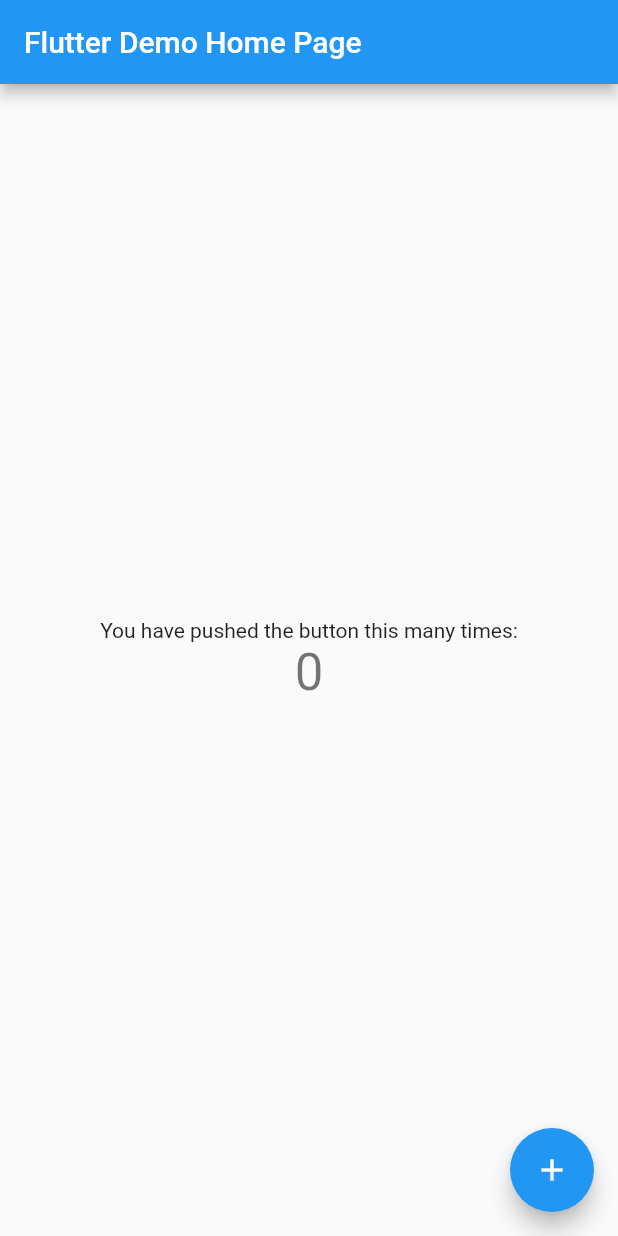
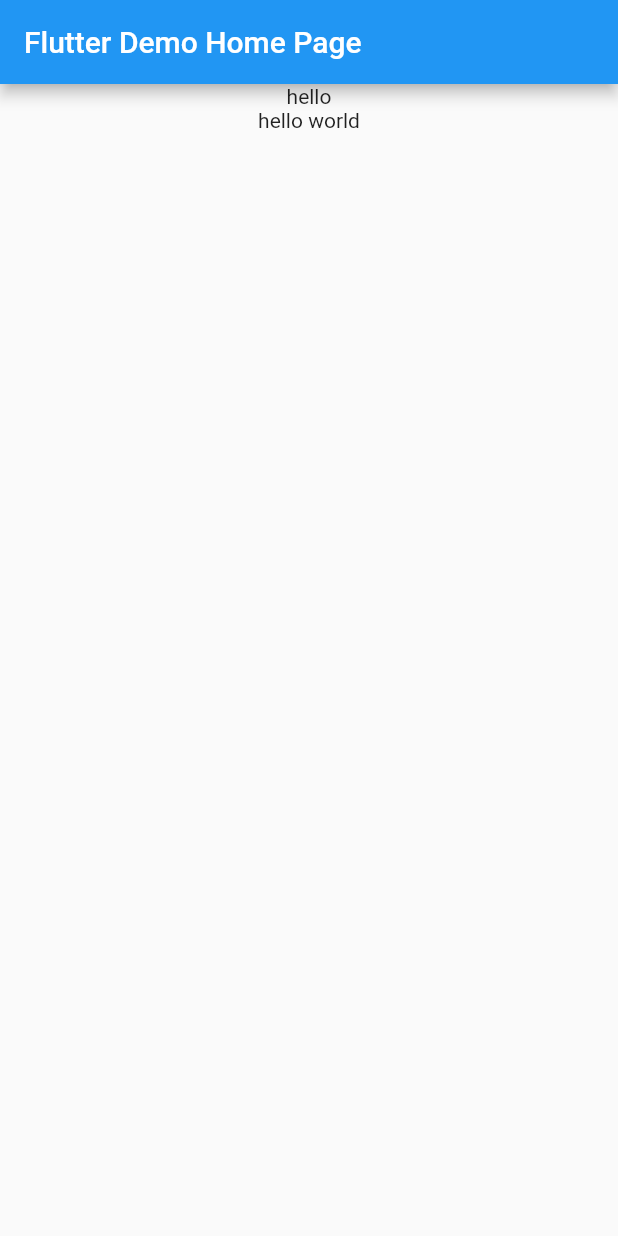
Before and after one commit to bluesky15/flutter_base, a Flutter app: the screen it shows after launch, on a phone screen of 412 x 824 dp. Run offline on Flutter 3.47's test engine with Material 2 defaults, Android fonts, the phone set to English and light mode, and no system bars; our stand-ins replace freezed_annotation, visibility_detector.

```diff
--- a/lib/main.dart
+++ b/lib/main.dart
@@ -1,4 +1,6 @@
 import 'package:flutter/material.dart';
+import 'package:flutter_base/helper.dart';
+import 'package:visibility_detector/visibility_detector.dart';
 
 void main() {
   runApp(const MyApp());
@@ -29,11 +31,14 @@ class MyHomePage extends StatefulWidget {
 }
 
 class _MyHomePageState extends State<MyHomePage> {
-  int _counter = 0;
+  final containerKey = GlobalKey();
+  final contkey = GlobalKey();
+  final containerKey2 = GlobalKey();
+  var isVisible = true;
 
-  void _incrementCounter() {
+  changeState() {
     setState(() {
-      _counter++;
+      isVisible = false;
     });
   }
 
@@ -44,24 +49,56 @@ class _MyHomePageState extends State<MyHomePage> {
         title: Text(widget.title),
       ),
       body: Center(
-        child: Column(
-          mainAxisAlignment: MainAxisAlignment.center,
-          children: <Widget>[
-            const Text(
-              'You have pushed the button this many times:',
+        child: VisibilityDetector(
+          key: contkey,
+          onVisibilityChanged: (visibilityInfo) {
+            var visiblePercentage = visibilityInfo.visibleFraction * 100;
+            debugPrint(
+                'Widget ${visibilityInfo.key} is ${visiblePercentage}% visible');
+          },
+          child: Container(
+            alignment: Alignment.center,
+            child: Column(
+              children: [
+                VisibilityDetector(
+                  key: GlobalKey(),
+                  onVisibilityChanged: (visibilityInfo){
+                    var visiblePercentage = visibilityInfo.visibleFraction * 100;
+                    debugPrint(
+                        'Widget ${visibilityInfo.key} is ${visiblePercentage}% visible');
+                  },
+                  child: InkWell(
+                      key: containerKey,
+                      child: Text("hello"),
+                      onTap: () {
+                        //printWidgetPosition(containerKey);
+                        changeState();
+                      }),
+                ),
+                if (isVisible)
+                  VisibilityDetector(
+                    key: GlobalKey(),
+                    onVisibilityChanged: (visibilityInfo){
+                      var visiblePercentage = visibilityInfo.visibleFraction * 100;
+                      debugPrint(
+                          'Widget ${visibilityInfo.key} is ${visiblePercentage}% visible');
+                    },
+                    child: InkWell(
+                        key: containerKey2,
+                        child: Text("hello world"),
+                        onTap: () {
+                          printWidgetPosition(containerKey2);
+                        }),
+                  )
+              ],
             ),
-            Text(
-              '$_counter',
-              style: Theme.of(context).textTheme.headline4,
-            ),
-          ],
+          ),
         ),
-      ),
-      floatingActionButton: FloatingActionButton(
-        onPressed: _incrementCounter,
-        tooltip: 'Increment',
-        child: const Icon(Icons.add),
       ), // This trailing comma makes auto-formatting nicer for build methods.
     );
   }
+
+  void printWidgetPosition(GlobalKey key) {
+    print('absolute coordinates on screen: ${key.globalPaintBounds}');
+  }
 }
--- a/pubspec.yaml
+++ b/pubspec.yaml
@@ -35,6 +35,7 @@ dependencies:
   # Use with the CupertinoIcons class for iOS style icons.
   cupertino_icons: ^1.0.2
   json_annotation: ^4.3.0
+  visibility_detector: ^0.3.3
 
 dev_dependencies:
   flutter_test:
```
Also changed, not shown: lib/helper.dart (added, +14 -0 lines), pubspec.lock.
